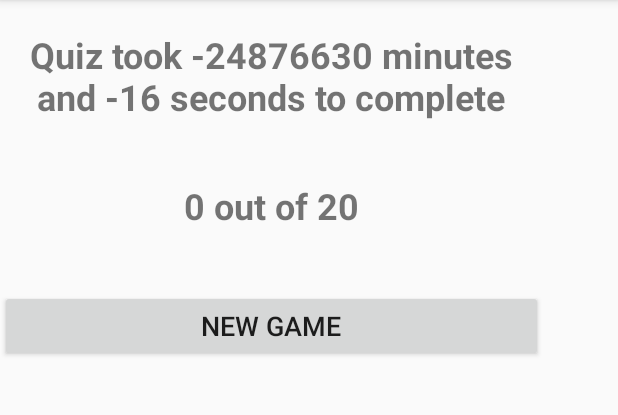
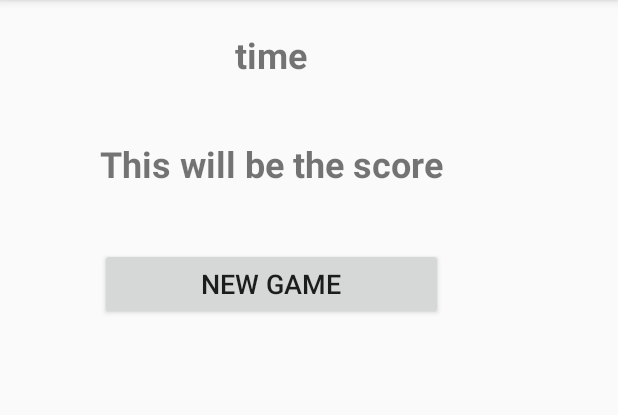
Before and after one commit to DarrenFahy/Flash, an Android app: the Main3Activity screen opened directly, with no data from a screen before it, on a phone screen of 412 x 824 dp, the part 84-499 px from its top. Run offline under Robolectric (Android 15) with nearby library versions, the phone set to English and light mode, and no system bars; 6 statements that could not run were skipped.

```diff
--- a/app/src/main/java/cosc150/flash/Main3Activity.java
+++ b/app/src/main/java/cosc150/flash/Main3Activity.java
@@ -16,7 +16,7 @@ import static java.sql.Types.NULL;
 
 public class Main3Activity extends AppCompatActivity
 {
-    public File file = new File(MainActivity.dictionaryFileName);
+
 
     @Override
     protected void onCreate(Bundle savedInstanceState)
@@ -51,14 +51,14 @@ public class Main3Activity extends AppCompatActivity
             MainActivity.set.get(i).quizLowerCorrect = false;
         }
 
-        //time in seconds
-        gameTime = (MainActivity.endTime - MainActivity.beginTime)/ 1000;
-        seconds = gameTime % 60;
-        minutes = gameTime / 60;
-
-
-        timeTV.setText("Quiz took " + minutes + " minutes and " + seconds + " seconds to complete");
-        result.setText(correct + " out of " + Main2Activity.numCards );
+////        //time in seconds
+////        gameTime = (MainActivity.endTime - MainActivity.beginTime)/ 1000;
+////        seconds = gameTime % 60;
+////        minutes = gameTime / 60;
+//
+//
+//        timeTV.setText("Quiz took " + minutes + " minutes and " + seconds + " seconds to complete");
+//        result.setText(correct + " out of " + Main2Activity.numCards );
 
         for (int i=0; i < Main2Activity.numCards; i++)
         {
```
Also changed, not shown: app/src/main/java/cosc150/flash/MainActivity.java (+22 -14 lines).
